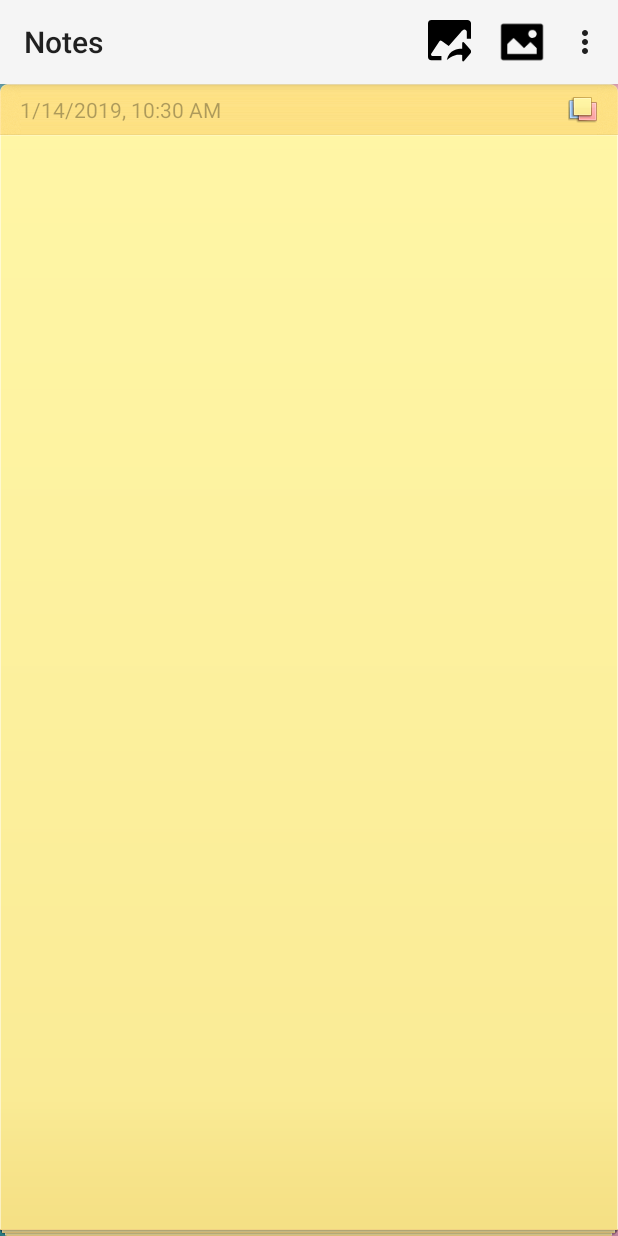
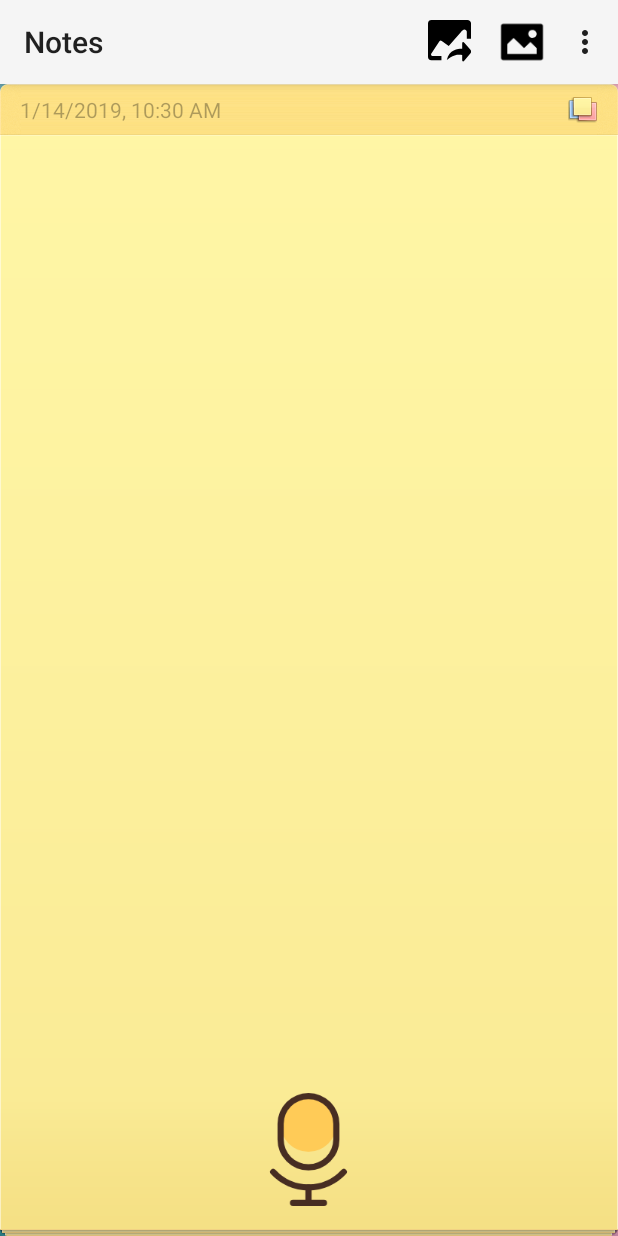
Before and after one commit to Lowae/MiCode, an Android app: the screen it shows after launch (NoteEditActivity), after a tap on an icon or button, on a phone screen of 412 x 824 dp. Run offline under Robolectric (Android 15) with nearby library versions, the phone set to English and light mode, and no system bars; pictures from the network do not load.

Commit message:
语音识别

```diff
--- /dev/null
+++ b/app/src/main/res/drawable/speech_input.xml
@@ -0,0 +1,8 @@
+<?xml version="1.0" encoding="utf-8"?>
+<selector xmlns:android="http://schemas.android.com/apk/res/android">
+    <item android:state_pressed="true"
+        android:drawable="@drawable/speech_recognize_meitu_1" />
+    <item
+        android:drawable="@drawable/speech_recognize" />
+
+</selector>
--- a/app/src/main/res/layout/note_edit.xml
+++ b/app/src/main/res/layout/note_edit.xml
@@ -402,4 +402,12 @@
                 android:src="@drawable/selected" />
         </FrameLayout>
     </LinearLayout>
+
+    <Button
+        android:id="@+id/btn_speech_input"
+        android:layout_width="75dp"
+        android:layout_height="75dp"
+        android:background="@drawable/speech_input"
+        android:layout_gravity="bottom|center_horizontal"
+        android:layout_marginBottom="20dp"/>
 </FrameLayout>
```
Also changed, not shown: app/src/main/res/drawable-hdpi/speech_recognize_meitu_1.png (added).
